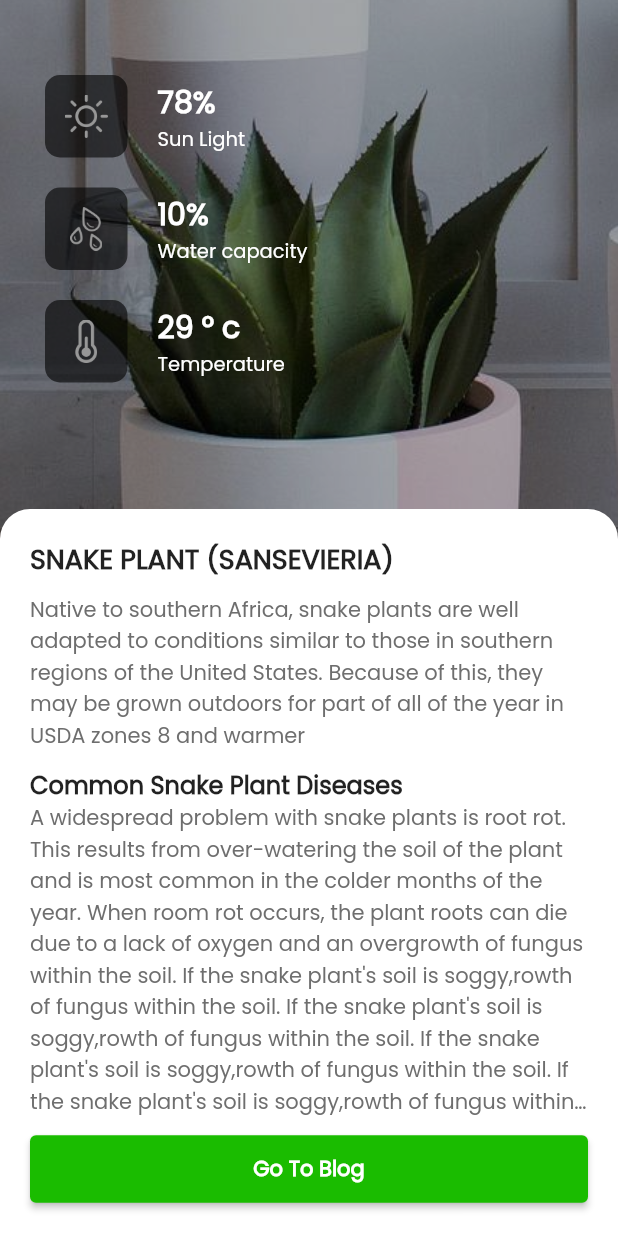
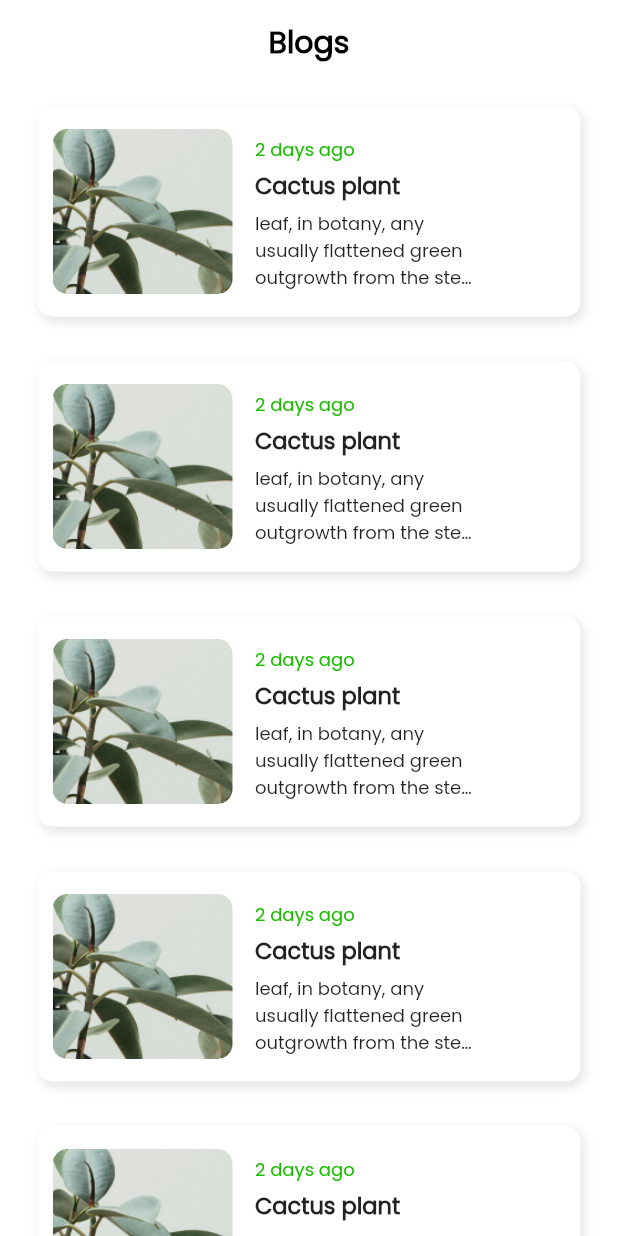
Before and after one commit to AbdallahZidano/La-Vie, a Flutter app: the PlantDetailsScreen screen opened directly, after a tap on "Go To Blog", on a phone screen of 412 x 824 dp. Run offline on Flutter 3.47's test engine with Material 2 defaults, Android fonts, the light colour scheme and no system bars; our stand-ins replace curved_navigation_bar, dio, get, google_sign_in, shared_preferences; missing offline and left inert: flutter_facebook_auth, qr_code_scanner; accounts and stored records are empty.

Commit message:
Add Blogs & Single Bolg Screens ui

```diff
--- /dev/null
+++ b/lib/ui/screens/blogs.dart
@@ -0,0 +1,30 @@
+import 'package:flutter/material.dart';
+import 'package:test/ui/widgets/blogs_item.dart';
+
+class BlogsScreen extends StatelessWidget {
+  @override
+  Widget build(BuildContext context) {
+    return SafeArea(
+      child: Scaffold(
+        appBar: AppBar(
+          backgroundColor: Colors.white,
+          centerTitle: true,
+          title: const Text(
+            "Blogs",
+            style: TextStyle(
+              color: Colors.black,
+              fontWeight: FontWeight.bold,
+            ),
+          ),
+          elevation: 0,
+        ),
+        body: ListView.builder(
+          itemCount: 6,
+          itemBuilder: (context, index) {
+            return BlogsItem();
+          },
+        ),
+      ),
+    );
+  }
+}
--- a/lib/ui/screens/plant_details.dart
+++ b/lib/ui/screens/plant_details.dart
@@ -1,6 +1,8 @@
 import 'package:flutter/material.dart';
+import 'package:get/get.dart';
 import 'package:test/helper/constants/colors.dart';
 import 'package:test/helper/constants/image_paths.dart';
+import 'package:test/ui/screens/blogs.dart';
 import 'package:test/ui/widgets/button.dart';
 
 import '../widgets/details_item.dart';
@@ -72,7 +74,9 @@ class PlantDetailsScreen extends StatelessWidget {
                   CustomButton(
                     text: "Go To Blog",
                     isBorder: false,
-                    onPreesed: () {},
+                    onPreesed: () {
+                      Get.to(BlogsScreen());
+                    },
                   ),
                 ],
               ),
--- /dev/null
+++ b/lib/ui/widgets/blogs_item.dart
@@ -0,0 +1,95 @@
+import 'package:flutter/material.dart';
+import 'package:get/get.dart';
+
+import '../../helper/constants/colors.dart';
+import '../../helper/constants/image_paths.dart';
+import '../../ui/screens/single_blog.dart';
+
+class BlogsItem extends StatefulWidget {
+  @override
+  State<BlogsItem> createState() => _BlogsItemState();
+}
+
+class _BlogsItemState extends State<BlogsItem> {
+  final ImagePaths _imagePaths = ImagePaths();
+
+  final ColorHepler _colorHepler = ColorHepler();
+
+  int cuont = 1;
+
+  @override
+  Widget build(BuildContext context) {
+    return InkWell(
+      onTap: () {
+        Get.to(SingleBlogScreen());
+      },
+      child: Container(
+        margin: const EdgeInsets.symmetric(horizontal: 25, vertical: 15),
+        width: double.infinity,
+        height: 140,
+        decoration: BoxDecoration(
+          color: Colors.white,
+          borderRadius: BorderRadius.circular(10),
+          boxShadow: const [
+            BoxShadow(
+              color: Color.fromARGB(255, 228, 228, 228),
+              offset: Offset(2, 3),
+              blurRadius: 5,
+              spreadRadius: 0.1,
+            ),
+          ],
+        ),
+        child: Row(
+          children: [
+            const SizedBox(width: 10),
+            Container(
+              width: 120,
+              height: 110,
+              decoration: BoxDecoration(
+                image: DecorationImage(
+                  fit: BoxFit.cover,
+                  image: AssetImage(
+                    _imagePaths.plants,
+                  ),
+                ),
+                borderRadius: BorderRadius.circular(10),
+              ),
+            ),
+            const SizedBox(width: 15),
+            Column(
+              crossAxisAlignment: CrossAxisAlignment.start,
+              children: [
+                const SizedBox(height: 20),
+                Text(
+                  "2 days ago",
+                  style: TextStyle(
+                    color: _colorHepler.brand,
+                    fontSize: 12,
+                  ),
+                ),
+                const SizedBox(height: 3),
+                const Text(
+                  "Cactus plant",
+                  style: TextStyle(
+                    fontWeight: FontWeight.bold,
+                    fontSize: 15,
+                  ),
+                ),
+                const SizedBox(height: 5),
+                const SizedBox(
+                  width: 150,
+                  child: Text(
+                    "leaf, in botany, any usually flattened green outgrowth from the stem of",
+                    overflow: TextOverflow.ellipsis,
+                    maxLines: 3,
+                    style: TextStyle(fontSize: 12),
+                  ),
+                )
+              ],
+            )
+          ],
+        ),
+      ),
+    );
+  }
+}
```
Also changed, not shown: lib/ui/screens/single_blog.dart (added, +54 -0 lines).
